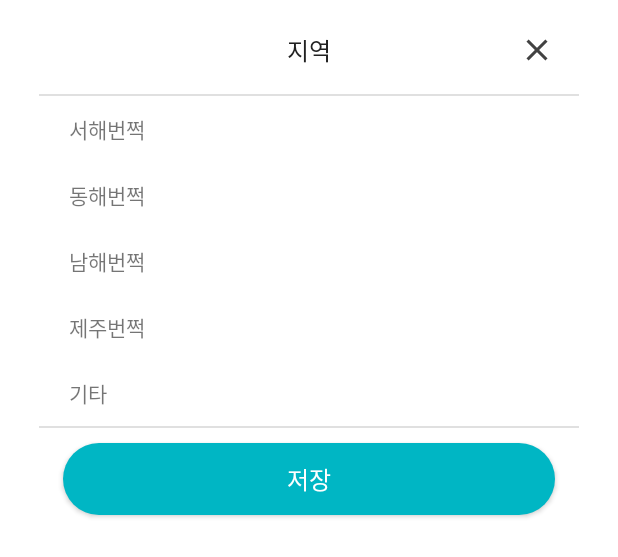
After one commit to jayyaj12/OceanKeeper-Android, an Android app: the layout dialog_area_choice.xml on its own in the app's theme, with its tools: preview values and no code run, on a phone screen of 412 x 824 dp. The commit adds this screen. Shown: the top 557 px of the screen. Run offline under Robolectric (Android 15) with nearby library versions, the phone set to English and light mode, and no system bars.

Commit message:
메인 페이지  - 지역, 종류 선택 모달 ui 개발  - 아이템 선택 시 메인 페이지 표시 ui 에 텍스트 set 완료 (width 자동 설정 부분 LinearLayout을 Constraintlayout으로 바꿔야됨)

```diff
--- a/app/src/main/java/com/letspl/oceankepper/ui/view/LoginFragment.kt
+++ b/app/src/main/java/com/letspl/oceankepper/ui/view/LoginFragment.kt
@@ -64,7 +64,7 @@ class LoginFragment: Fragment() {
             if(isExistLoginInfo != null) {
                 if (isExistLoginInfo) {
                     // 있으면 메인 페이지로 이동
-                    activity.onReplaceFragment(MainFragment(), false, false)
+                    activity.onReplaceFragment(MainFragment(), false, true)
                 } else {
                     // 없으면 회원가입 진행
                     activity.onReplaceFragment(JoinFragment())
--- /dev/null
+++ b/app/src/main/res/drawable/custom_radius30_solid_p500.xml
@@ -0,0 +1,9 @@
+<?xml version="1.0" encoding="utf-8"?>
+<selector xmlns:android="http://schemas.android.com/apk/res/android">
+    <item>
+        <shape>
+            <solid android:color="@color/primary_color_p500"/>
+            <corners android:radius="30dp"/>
+        </shape>
+    </item>
+</selector>
--- /dev/null
+++ b/app/src/main/res/drawable/custom_top_radius12_solid_white.xml
@@ -0,0 +1,9 @@
+<?xml version="1.0" encoding="utf-8"?>
+<selector xmlns:android="http://schemas.android.com/apk/res/android">
+    <item>
+        <shape>
+            <solid android:color="@color/white"/>
+            <corners android:topRightRadius="12dp" android:topLeftRadius="12dp"/>
+        </shape>
+    </item>
+</selector>
--- /dev/null
+++ b/app/src/main/res/layout/dialog_area_choice.xml
@@ -0,0 +1,234 @@
+<?xml version="1.0" encoding="utf-8"?>
+<layout xmlns:android="http://schemas.android.com/apk/res/android"
+    xmlns:app="http://schemas.android.com/apk/res-auto">
+
+    <data>
+
+        <variable
+            name="mainViewModel"
+            type="com.letspl.oceankepper.ui.viewmodel.MainViewModel" />
+    </data>
+
+    <androidx.constraintlayout.widget.ConstraintLayout
+        android:layout_width="match_parent"
+        android:layout_height="match_parent">
+
+        <androidx.constraintlayout.widget.ConstraintLayout
+            android:layout_width="360dp"
+            android:layout_height="362dp"
+            android:background="@drawable/custom_top_radius12_solid_white"
+            app:layout_constraintEnd_toEndOf="parent"
+            app:layout_constraintStart_toStartOf="parent"
+            app:layout_constraintTop_toTopOf="parent">
+
+            <TextView
+                android:id="@+id/area_tv"
+                android:layout_width="wrap_content"
+                android:layout_height="wrap_content"
+                android:layout_marginTop="21dp"
+                android:fontFamily="@font/pretendard_bold"
+                android:text="지역"
+                android:textColor="@color/gray_scale_g900"
+                android:textSize="16dp"
+                app:layout_constraintEnd_toEndOf="parent"
+                app:layout_constraintStart_toStartOf="parent"
+                app:layout_constraintTop_toTopOf="parent" />
+
+            <ImageView
+                android:id="@+id/close_btn"
+                android:layout_width="24dp"
+                android:layout_height="24dp"
+                android:layout_marginEnd="16dp"
+                android:src="@drawable/close_icon"
+                app:layout_constraintBottom_toBottomOf="@id/area_tv"
+                app:layout_constraintEnd_toEndOf="parent"
+                app:layout_constraintTop_toTopOf="@+id/area_tv" />
+
+            <View
+                android:id="@+id/area_under_v"
+                android:layout_width="match_parent"
+                android:layout_height="1dp"
+                android:layout_marginTop="17dp"
+                android:background="@color/gray_scale_g300"
+                app:layout_constraintEnd_toEndOf="parent"
+                app:layout_constraintStart_toStartOf="parent"
+                app:layout_constraintTop_toBottomOf="@id/area_tv" />
+
+            <androidx.constraintlayout.widget.ConstraintLayout
+                android:id="@+id/west_area_cl"
+                android:layout_width="match_parent"
+                android:layout_height="44dp"
+                android:onClick="@{() -> mainViewModel.onChangeAreaModalClickPosition(0)}"
+                app:layout_constraintEnd_toEndOf="parent"
+                app:layout_constraintStart_toStartOf="parent"
+                app:layout_constraintTop_toBottomOf="@+id/area_under_v">
+
+                <TextView
+                    android:layout_width="wrap_content"
+                    android:layout_height="wrap_content"
+                    android:layout_marginStart="20dp"
+                    android:text="서해번쩍"
+                    android:textColor="@{mainViewModel.areaModalClickPosition == 0 ? @color/primary_color_p500 : @color/gray_scale_g500}"
+                    app:layout_constraintBottom_toBottomOf="parent"
+                    app:layout_constraintStart_toStartOf="parent"
+                    app:layout_constraintTop_toTopOf="parent" />
+
+                <ImageView
+                    android:layout_width="13dp"
+                    android:layout_height="10dp"
+                    android:layout_marginEnd="22dp"
+                    android:src="@{mainViewModel.areaModalClickPosition == 0 ? @drawable/modal_checked_icon : @drawable/modal_unchecked_icon}"
+                    app:layout_constraintBottom_toBottomOf="parent"
+                    app:layout_constraintEnd_toEndOf="parent"
+                    app:layout_constraintTop_toTopOf="parent" />
+
+            </androidx.constraintlayout.widget.ConstraintLayout>
+
+            <androidx.constraintlayout.widget.ConstraintLayout
+                android:id="@+id/east_area_cl"
+                android:layout_width="match_parent"
+                android:layout_height="44dp"
+                android:onClick="@{() -> mainViewModel.onChangeAreaModalClickPosition(1)}"
+                app:layout_constraintEnd_toEndOf="parent"
+                app:layout_constraintStart_toStartOf="parent"
+                app:layout_constraintTop_toBottomOf="@+id/west_area_cl">
+
+                <TextView
+                    android:layout_width="wrap_content"
+                    android:layout_height="wrap_content"
+                    android:layout_marginStart="20dp"
+                    android:text="동해번쩍"
+                    android:textColor="@{mainViewModel.areaModalClickPosition == 1 ? @color/primary_color_p500 : @color/gray_scale_g500}"
+                    app:layout_constraintBottom_toBottomOf="parent"
+                    app:layout_constraintStart_toStartOf="parent"
+                    app:layout_constraintTop_toTopOf="parent" />
+
+                <ImageView
+                    android:layout_width="13dp"
+                    android:layout_height="10dp"
+                    android:layout_marginEnd="22dp"
+                    android:src="@{mainViewModel.areaModalClickPosition == 1 ? @drawable/modal_checked_icon : @drawable/modal_unchecked_icon}"
+                    app:layout_constraintBottom_toBottomOf="parent"
+                    app:layout_constraintEnd_toEndOf="parent"
+                    app:layout_constraintTop_toTopOf="parent" />
+            </androidx.constraintlayout.widget.ConstraintLayout>
+
+            <androidx.constraintlayout.widget.ConstraintLayout
+                android:id="@+id/south_area_cl"
+                android:layout_width="match_parent"
+                android:layout_height="44dp"
+                android:onClick="@{() -> mainViewModel.onChangeAreaModalClickPosition(2)}"
+                app:layout_constraintEnd_toEndOf="parent"
+                app:layout_constraintStart_toStartOf="parent"
+                app:layout_constraintTop_toBottomOf="@+id/east_area_cl">
+
+                <TextView
+                    android:layout_width="wrap_content"
+                    android:layout_height="wrap_content"
+                    android:layout_marginStart="20dp"
+                    android:text="남해번쩍"
+                    android:textColor="@{mainViewModel.areaModalClickPosition == 2 ? @color/primary_color_p500 : @color/gray_scale_g500}"
+                    app:layout_constraintBottom_toBottomOf="parent"
+                    app:layout_constraintStart_toStartOf="parent"
+                    app:layout_constraintTop_toTopOf="parent" />
+
+                <ImageView
+                    android:layout_width="13dp"
+                    android:layout_height="10dp"
+                    android:layout_marginEnd="22dp"
+                    android:src="@{mainViewModel.areaModalClickPosition == 2 ? @drawable/modal_checked_icon : @drawable/modal_unchecked_icon}"
+                    app:layout_constraintBottom_toBottomOf="parent"
+                    app:layout_constraintEnd_toEndOf="parent"
+                    app:layout_constraintTop_toTopOf="parent" />
+            </androidx.constraintlayout.widget.ConstraintLayout>
+
+            <androidx.constraintlayout.widget.ConstraintLayout
+                android:id="@+id/jeju_area_cl"
+                android:layout_width="match_parent"
+                android:layout_height="44dp"
+                android:onClick="@{() -> mainViewModel.onChangeAreaModalClickPosition(3)}"
+                app:layout_constraintEnd_toEndOf="parent"
+                app:layout_constraintStart_toStartOf="parent"
+                app:layout_constraintTop_toBottomOf="@+id/south_area_cl">
+
+                <TextView
+                    android:layout_width="wrap_content"
+                    android:layout_height="wrap_content"
+                    android:layout_marginStart="20dp"
+                    android:text="제주번쩍"
+                    android:textColor="@{mainViewModel.areaModalClickPosition == 3 ? @color/primary_color_p500 : @color/gray_scale_g500}"
+                    app:layout_constraintBottom_toBottomOf="parent"
+                    app:layout_constraintStart_toStartOf="parent"
+                    app:layout_constraintTop_toTopOf="parent" />
+
+                <ImageView
+                    android:layout_width="13dp"
+                    android:layout_height="10dp"
+                    android:layout_marginEnd="22dp"
+                    android:src="@{mainViewModel.areaModalClickPosition == 3 ? @drawable/modal_checked_icon : @drawable/modal_unchecked_icon}"
+                    app:layout_constraintBottom_toBottomOf="parent"
+                    app:layout_constraintEnd_toEndOf="parent"
+                    app:layout_constraintTop_toTopOf="parent" />
+
+            </androidx.constraintlayout.widget.ConstraintLayout>
+
+            <androidx.constraintlayout.widget.ConstraintLayout
+                android:id="@+id/etc_area_cl"
+                android:layout_width="match_parent"
+                android:layout_height="44dp"
+                android:onClick="@{() -> mainViewModel.onChangeAreaModalClickPosition(4)}"
+                app:layout_constraintEnd_toEndOf="parent"
+                app:layout_constraintStart_toStartOf="parent"
+                app:layout_constraintTop_toBottomOf="@+id/jeju_area_cl">
+
+                <TextView
+                    android:layout_width="wrap_content"
+                    android:layout_height="wrap_content"
+                    android:layout_marginStart="20dp"
+                    android:text="기타"
+                    android:textColor="@{mainViewModel.areaModalClickPosition == 4 ? @color/primary_color_p500 : @color/gray_scale_g500}"
+                    app:layout_constraintBottom_toBottomOf="parent"
+                    app:layout_constraintStart_toStartOf="parent"
+                    app:layout_constraintTop_toTopOf="parent" />
+
+                <ImageView
+                    android:layout_width="13dp"
+                    android:layout_height="10dp"
+                    android:layout_marginEnd="22dp"
+                    android:src="@{mainViewModel.areaModalClickPosition == 4 ? @drawable/modal_checked_icon : @drawable/modal_unchecked_icon}"
+                    app:layout_constraintBottom_toBottomOf="parent"
+                    app:layout_constraintEnd_toEndOf="parent"
+                    app:layout_constraintTop_toTopOf="parent" />
+
+            </androidx.constraintlayout.widget.ConstraintLayout>
+
+            <View
+                android:id="@+id/etc_under_v"
+                android:layout_width="match_parent"
+                android:layout_height="1dp"
+                android:background="@color/gray_scale_g300"
+                app:layout_constraintEnd_toEndOf="parent"
+                app:layout_constraintStart_toStartOf="parent"
+                app:layout_constraintTop_toBottomOf="@id/etc_area_cl" />
+
+            <androidx.appcompat.widget.AppCompatButton
+                android:id="@+id/save_btn"
+                android:layout_width="0dp"
+                android:layout_height="48dp"
+                android:layout_marginStart="16dp"
+                android:layout_marginTop="10dp"
+                android:layout_marginEnd="16dp"
+                android:background="@drawable/custom_radius30_solid_p500"
+                android:fontFamily="@font/pretendard_extrabold"
+                android:text="저장"
+                android:textColor="@color/white"
+                android:textSize="16dp"
+                app:layout_constraintEnd_toEndOf="parent"
+                app:layout_constraintStart_toStartOf="parent"
+                app:layout_constraintTop_toBottomOf="@id/etc_under_v" />
+
+        </androidx.constraintlayout.widget.ConstraintLayout>
+
+    </androidx.constraintlayout.widget.ConstraintLayout>
+
+</layout>
--- a/app/src/main/res/values/colors.xml
+++ b/app/src/main/res/values/colors.xml
@@ -15,6 +15,7 @@
     <color name="gray_scale_g500">#9E9E9E</color>
     <color name="gray_scale_g600">#757575</color>
     <color name="gray_scale_g200">#EEEEEE</color>
+    <color name="gray_scale_g300">#E0E0E0</color>
     <color name="p_50">#DFF6F7</color>
     <color name="gray_300">#D0D5DD</color>
     <color name="gray_500">#7A7A7A</color>
```
Also changed, not shown: app/src/main/java/com/letspl/oceankepper/data/model/MainModel.kt (added, +8 -0 lines), app/src/main/java/com/letspl/oceankepper/ui/dialog/AreaChoiceDialog.kt (added, +34 -0 lines), app/src/main/java/com/letspl/oceankepper/ui/dialog/GarbageCategoryChoiceDialog.kt (added, +35 -0 lines), app/src/main/java/com/letspl/oceankepper/ui/view/ActivityRecruit2Fragment.kt (+4 -4 lines), app/src/main/java/com/letspl/oceankepper/ui/view/MainFragment.kt (+20 -2 lines), app/src/main/java/com/letspl/oceankepper/ui/viewmodel/MainViewModel.kt (+75 -4 lines), app/src/main/res/layout/dialog_garbage_category_choice.xml (added, +204 -0 lines), app/src/main/res/layout/fragment_main.xml (+11 -11 lines), app/src/main/res/drawable/close_icon.png (added), app/src/main/res/drawable/modal_checked_icon.png (added), app/src/main/res/drawable/modal_unchecked_icon.png (added).
